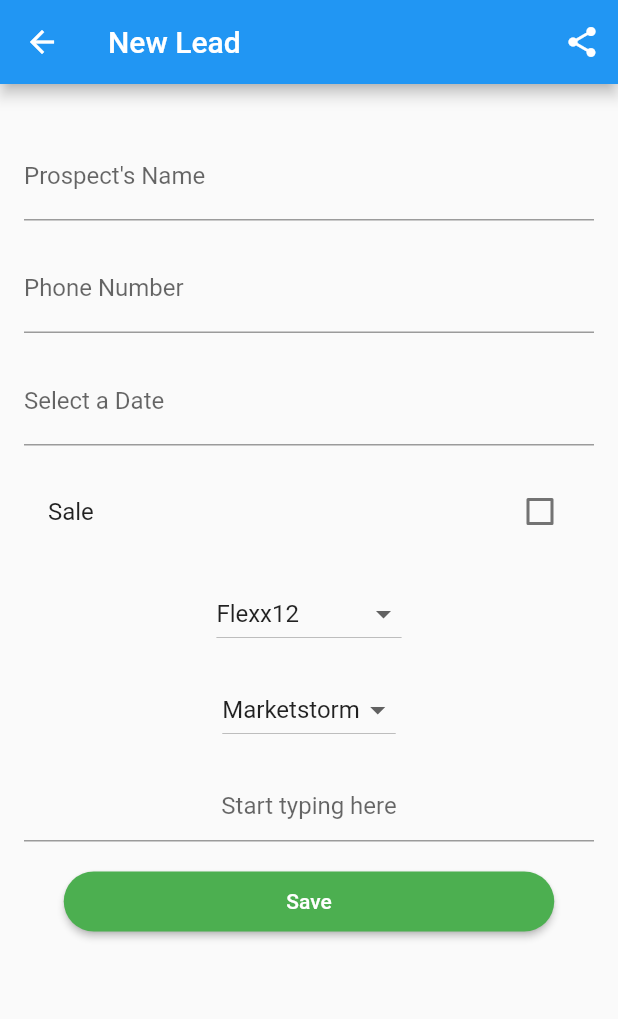
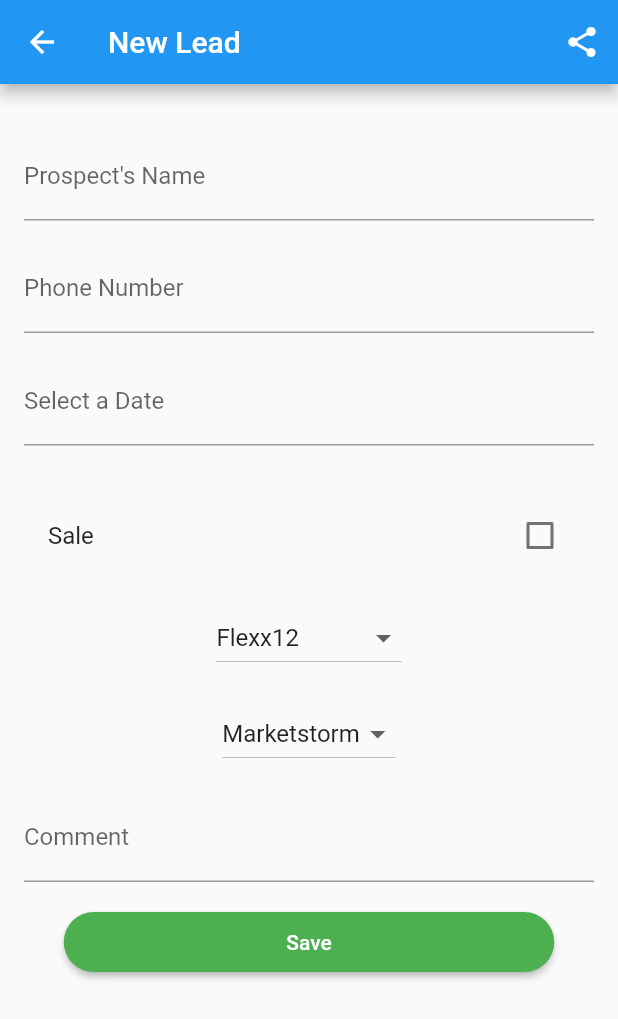
Before and after one commit to devdavidrobert/leadflow, a Flutter app: the LeadsView screen opened directly, after a tap on the "add" icon, on a phone screen of 412 x 824 dp. Shown: the top 1019 px of the screen. Run offline on Flutter 3.47's test engine with Material 2 defaults, Android fonts, the phone set to English and light mode, and no system bars; our stand-ins replace bloc, cloud_firestore, equatable, firebase_auth, firebase_core, flutter_bloc and 1 more; accounts and stored records are empty; network calls fail.

Commit message:
improved UI

```diff
--- a/lib/services/auth/auth_user.dart
+++ b/lib/services/auth/auth_user.dart
@@ -1,4 +1,4 @@
-import 'package:firebase_auth/firebase_auth.dart' show User;
+import 'package:firebase_auth/firebase_auth.dart';
 import 'package:flutter/material.dart';
 
 @immutable
@@ -6,15 +6,20 @@ class AuthUser {
   final String id;
   final String email;
   final bool isEmailVerified;
+  final String diplayname;
   const AuthUser({
     required this.id,
     required this.email,
     required this.isEmailVerified,
+    required this.diplayname,
+    String? name,
   });
 
   factory AuthUser.fromFirebase(User user) => AuthUser(
         id: user.uid,
         email: user.email!,
         isEmailVerified: user.emailVerified,
+        name: user.displayName,
+        diplayname: 'David Robert',
       );
 }
--- a/lib/views/leads/create_update_lead.dart
+++ b/lib/views/leads/create_update_lead.dart
@@ -301,6 +301,11 @@ class _CreateUpdateLeadViewState extends State<CreateUpdateLeadView> {
                     height: 16.0,
                     width: 16.0,
                   ),
+
+                  const SizedBox(
+                    height: 16.0,
+                    width: 16.0,
+                  ),
                   CheckboxListTile(
                     title: const Text('Sale'),
                     value: _saleCheckboxController.value,
@@ -308,7 +313,8 @@ class _CreateUpdateLeadViewState extends State<CreateUpdateLeadView> {
                       setState(() {
                         _saleCheckboxController.value = value ?? false;
                       });
-                      }),
+                    },
+                  ),
                   const SizedBox(height: 16.0),
                   Visibility(
                     visible: false,
@@ -402,12 +408,15 @@ class _CreateUpdateLeadViewState extends State<CreateUpdateLeadView> {
                     keyboardType: TextInputType.multiline,
                     maxLines: null,
                     decoration: const InputDecoration(
+                      label: Text('Comment'),
                       hintText: 'Start typing here',
                     ),
                   ),
                   const SizedBox(height: 16.0),
                   ElevatedButton(
-                    onPressed: () async {},
+                    onPressed: () async {
+                      Navigator.of(context).pop();
+                    },
                     style: ElevatedButton.styleFrom(
                       minimumSize: const Size(327, 40),
                       backgroundColor: Colors.green,
--- a/lib/views/leads/lead_list_view.dart
+++ b/lib/views/leads/lead_list_view.dart
@@ -39,7 +39,6 @@ class LeadsListView extends StatelessWidget {
 
         return ClipRRect(
           borderRadius: BorderRadius.circular(20),
-          child: Card(
           child: ListTile(
             onTap: () {
               onTap(lead);
@@ -52,7 +51,8 @@ class LeadsListView extends StatelessWidget {
                 child: Text(
                   remainingDays.toString(),
                   textAlign: TextAlign.center,
-                    )),
+                ),
+              ),
             ),
             title: Text(
               lead.name,
@@ -60,14 +60,14 @@ class LeadsListView extends StatelessWidget {
               softWrap: true,
               overflow: TextOverflow.ellipsis,
               style: const TextStyle(
-                  fontSize: 14,
+                fontSize: 12,
               ),
             ),
             subtitle: Text(
               lead.package,
               maxLines: 1,
               style: const TextStyle(
-                  fontSize: 12,
+                fontSize: 10,
               ),
             ),
             trailing: CircleAvatar(
@@ -89,7 +89,6 @@ class LeadsListView extends StatelessWidget {
               ),
             ),
           ),
-          ),
         );
       },
     );
--- a/lib/views/leads/leads_view.dart
+++ b/lib/views/leads/leads_view.dart
@@ -20,25 +20,55 @@ class LeadsView extends StatefulWidget {
 class _LeadsViewState extends State<LeadsView> {
   late final FirebaseCloudStorage _leadsServices;
   String get userId => AuthService.firebase().currentUser!.id;
+  late String _salutation;
+  late String _loggedInUserName;
 
   @override
   void initState() {
     _leadsServices = FirebaseCloudStorage();
+    _salutation = _getSalutation();
+    _loggedInUserName =
+        // 'David Robert';
+        AuthService.firebase().currentUser!.diplayname;
     super.initState();
   }
 
-//screen structure
+  String _getSalutation() {
+    final now = DateTime.now();
+    if (now.hour >= 0 && now.hour < 12) {
+      return 'Good morning';
+    } else if (now.hour >= 12 && now.hour < 17) {
+      return 'Good afternoon';
+    } else {
+      return 'Good evening';
+    }
+  }
+
+  //screen structure
   @override
   Widget build(BuildContext context) {
     return Scaffold(
       appBar: AppBar(
         backgroundColor: Colors.transparent,
         elevation: 0,
-        title: const Text('My Leads'),
-        titleTextStyle: const TextStyle(
-          decoration: TextDecoration.underline,
-          color: Colors.blue,
-          fontSize: 20,
+        title: Column(
+          crossAxisAlignment: CrossAxisAlignment.start,
+          children: [
+            Text(
+              _salutation,
+              style: const TextStyle(
+                color: Colors.blueGrey,
+                fontSize: 12,
+              ),
+            ),
+            Text(
+              _loggedInUserName,
+              style: const TextStyle(
+                color: Colors.blue,
+                fontSize: 14,
+              ),
+            ),
+          ],
         ),
         actions: [
           IconButton(
@@ -51,7 +81,20 @@ class _LeadsViewState extends State<LeadsView> {
             ),
           ),
           PopupMenuButton<MenuAction>(
-            color: Colors.black,
+            itemBuilder: (context) {
+              return const [
+                PopupMenuItem<MenuAction>(
+                  value: MenuAction.logout,
+                  child: Text(
+                    'Log Out',
+                    style: TextStyle(
+                      color: Colors.white,
+                    ),
+                  ),
+                ),
+              ];
+            },
+            color: Colors.black, // Set the background color to white
             onSelected: (value) async {
               switch (value) {
                 case MenuAction.logout:
@@ -63,14 +106,6 @@ class _LeadsViewState extends State<LeadsView> {
                   }
               }
             },
-            itemBuilder: (context) {
-              return const [
-                PopupMenuItem<MenuAction>(
-                  value: MenuAction.logout,
-                  child: Text('Log Out'),
-                ),
-              ];
-            },
           )
         ],
       ),
@@ -80,24 +115,23 @@ class _LeadsViewState extends State<LeadsView> {
           children: [
             ClipRRect(
               borderRadius: BorderRadius.circular(0),
-              child: Card(
-                color: Colors.blue[50],
-                child: const Padding(
+              child: const Card(
+                child: Padding(
                   padding: EdgeInsets.all(12.0),
                   child: ListTile(
                     title: Center(
                       child: Text(
                         '500',
                         style: TextStyle(
-                          fontSize: 30,
+                          fontSize: 25,
                         ),
                       ),
                     ),
                     subtitle: Center(
                       child: Text(
-                        'Leads converted: 200',
+                        'LEADS CREATED',
                         style: TextStyle(
-                          fontSize: 11,
+                          fontSize: 10,
                           fontWeight: FontWeight.normal,
                           color: Colors.blueAccent,
                         ),
@@ -109,10 +143,11 @@ class _LeadsViewState extends State<LeadsView> {
             ),
             const SizedBox(height: 25.0),
             const Text(
-              'Recent leads',
+              'RECENT LEADS',
+              textAlign: TextAlign.end,
               style: TextStyle(
                 fontSize: 12,
-                decoration: TextDecoration.underline,
+                // decoration: TextDecoration.underline,
               ),
             ),
             Expanded(
```
Also changed, not shown: 1 other file. Lines whose indentation alone changed are shown as unchanged.
